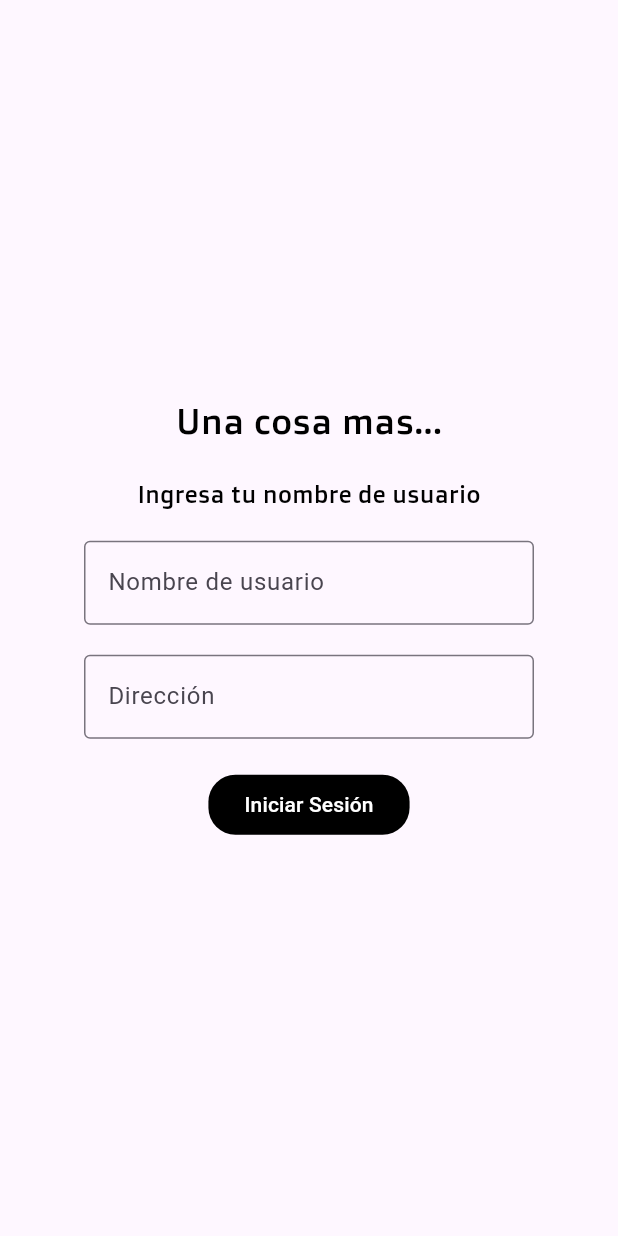
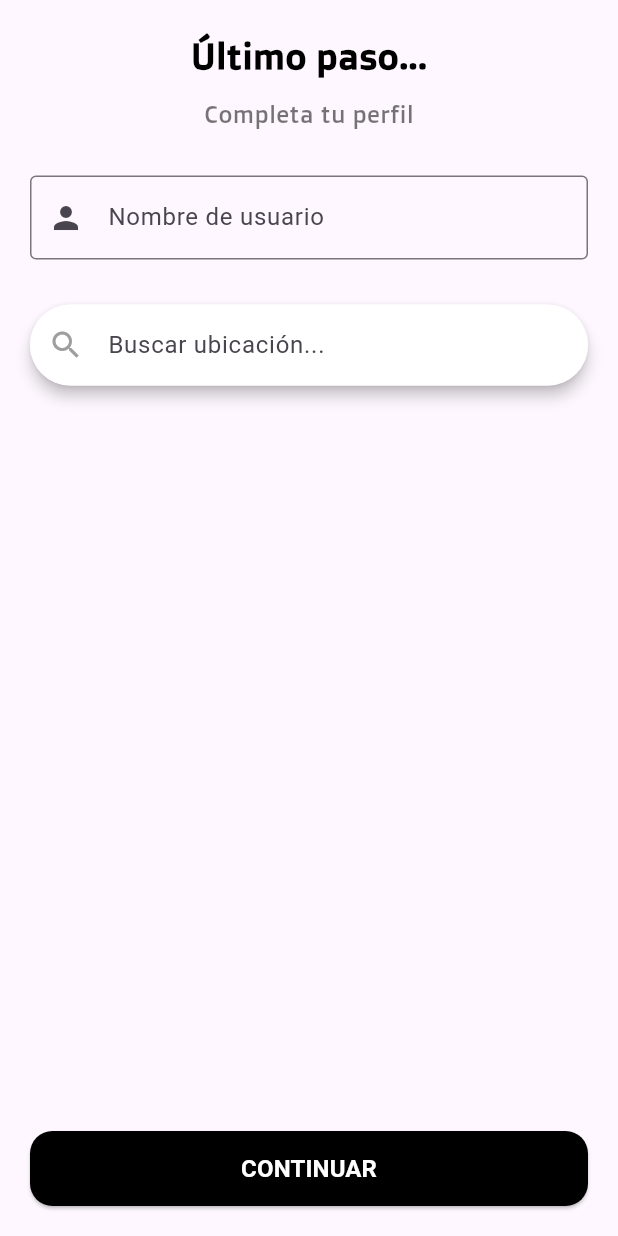
Before and after one commit to matifere/HackITBA, a Flutter app: the InicioSesion screen opened directly, on a phone screen of 412 x 824 dp. Run offline on Flutter 3.47's test engine with Material 3 defaults, Android fonts, the phone set to English and light mode, and no system bars; our stand-ins replace cloud_firestore, firebase_core, geocoding, geolocator, google_maps_flutter; accounts and stored records are empty.

Commit message:
inicio de sesion(direccion)

```diff
--- a/bio_match/lib/view/inicio_sesion.dart
+++ b/bio_match/lib/view/inicio_sesion.dart
@@ -1,117 +1,318 @@
+import 'dart:async';
+import 'dart:convert';
 import 'package:bio_match/classes/user.dart';
 import 'package:bio_match/view/pagina_principal.dart';
 import 'package:flutter/material.dart';
+import 'package:geocoding/geocoding.dart';
+import 'package:google_maps_flutter/google_maps_flutter.dart';
+import 'package:http/http.dart' as http;
+import 'package:uuid/uuid.dart';
 
-// ignore: must_be_immutable
 class InicioSesion extends StatefulWidget {
-  InicioSesion({super.key});
+  const InicioSesion({super.key});
 
   @override
   State<InicioSesion> createState() => _InicioSesionState();
 }
 
 class _InicioSesionState extends State<InicioSesion> {
+  final _formKey = GlobalKey<FormState>();
   late User user;
+  final TextEditingController _nameController = TextEditingController();
+  final TextEditingController _searchController = TextEditingController();
+  final Debouncer _debouncer = Debouncer(milliseconds: 500);
+  List<dynamic> _placePredictions = [];
+  bool _isLoading = false;
+  String _sessionToken = '';
+  final Uuid _uuid = Uuid();
+  LatLng? _selectedLocation;
 
-  //inicializa el usuario
+  static const String _apiKey = 'AIzaSyCmJaeIx_WlTXasB0MHULv6TGPYE5C4trY';
+
   @override
-  initState() {
+  void initState() {
     super.initState();
     user = User(" ", " ");
     user.setName(" ");
     user.setDir(" ");
+    _sessionToken = _uuid.v4();
+    _searchController.addListener(_onSearchChanged);
+  }
+
+  void _onSearchChanged() {
+    _debouncer.run(() {
+      if (_searchController.text.isNotEmpty) {
+        _getPlacePredictions(_searchController.text);
+      } else {
+        setState(() => _placePredictions = []);
+      }
+    });
+  }
+
+  Future<void> _getPlacePredictions(String input) async {
+    if (input.isEmpty) return;
+
+    setState(() => _isLoading = true);
+
+    try {
+      final response = await http.get(Uri.parse(
+        'https://maps.googleapis.com/maps/api/place/autocomplete/json?'
+        'input=$input&key=$_apiKey&sessiontoken=$_sessionToken'
+      ));
+
+      if (response.statusCode == 200) {
+        final data = jsonDecode(response.body);
+        setState(() {
+          _placePredictions = data['predictions'] ?? [];
+          _isLoading = false;
+        });
+      }
+    } catch (e) {
+      setState(() => _isLoading = false);
+      _showError('Error de búsqueda: ${e.toString()}');
+    }
+  }
+
+  Future<void> _selectPlace(String description) async {
+    try {
+      final locations = await locationFromAddress(description);
+      if (locations.isNotEmpty) {
+        final location = locations.first;
+        FocusScope.of(context).unfocus();
+        setState(() {
+          _searchController.text = description;
+          _placePredictions = [];
+          _sessionToken = _uuid.v4();
+          _selectedLocation = LatLng(location.latitude, location.longitude);
+          user.dir = _selectedLocation.toString();
+        });
+      }
+    } catch (e) {
+      _showError('Error al obtener coordenadas: ${e.toString()}');
+    }
+  }
+
+  Future<void> _submitForm() async {
+    if (_selectedLocation == null) {
+      _showError('Por favor selecciona una ubicación válida');
+      return;
+    }
+
+    setState(() => _isLoading = true);
+
+    try {
+      user.name = _nameController.text.trim();
+
+      await user.sendToFirestore();
+
+      if (!mounted) return;
+      Navigator.pushReplacement(
+        context,
+        MaterialPageRoute(
+          builder: (context) => CategorySelectionScreen(
+            username: user.name.toString(),
+          ),
+        ),
+      );
+    } catch (e) {
+      if (!mounted) return;
+      _showError('Error al guardar los datos: ${e.toString()}');
+    } finally {
+      if (mounted) setState(() => _isLoading = false);
+    }
+  }
+
+  void _showError(String message) {
+    ScaffoldMessenger.of(context).showSnackBar(
+      SnackBar(
+        content: Text(message),
+        backgroundColor: Colors.red,
+      )
+    );
+  }
+
+  @override
+  void dispose() {
+    _nameController.dispose();
+    _searchController.dispose();
+    _debouncer.dispose();
+    super.dispose();
   }
 
   @override
   Widget build(BuildContext context) {
     return Scaffold(
-      body: Center(
+      body: SafeArea(
         child: Column(
-          mainAxisAlignment: MainAxisAlignment.center,
-          spacing: 20,
           children: [
-            const Text(
-              'Una cosa mas...',
-              style: TextStyle(
-                fontSize: 24,
-                fontFamily: 'DoppioOne',
-                color: Color.fromARGB(255, 0, 0, 0),
-              ),
-            ),
-            const Text(
-              'Ingresa tu nombre de usuario',
-              style: TextStyle(
-                fontSize: 16,
-                fontFamily: 'DoppioOne',
-                color: Color.fromARGB(255, 0, 0, 0),
-              ),
-            ),
-            SizedBox(
-              width: 300,
-              child: TextField(
-                onChanged: (value) {
-                  user.name = value;
-                },
-                decoration: const InputDecoration(
-                  border: OutlineInputBorder(),
-                  hintText: 'Nombre de usuario',
-                ),
-              ),
-            ),
-            SizedBox(
-              width: 300,
-              child: TextField(
-                onChanged: (value) {
-                  user.dir = value;
-                },
-                decoration: const InputDecoration(
-                  border: OutlineInputBorder(),
-                  hintText: 'Dirección',
-                ),
-              ),
-            ),
-            FilledButton(
-              style: ButtonStyle(
-                backgroundColor: WidgetStateProperty.all<Color>(
-                  Color.fromARGB(255, 0, 0, 0),
-                ),
-                shape: WidgetStateProperty.all<RoundedRectangleBorder>(
-                  RoundedRectangleBorder(
-                    borderRadius: BorderRadius.circular(18.0),
-                  ),
-                ),
-              ),
-              onPressed: () {
-                if(user.name == "" || user.dir == "" || user.name == " " || user.dir == " ") {
-                  showDialog(
-                    context: context,
-                    builder: (context) => AlertDialog(
-                      title: const Text('Error'),
-                      content: const Text('Por favor, completa todos los campos.'),
-                      actions: [
-                        TextButton(
-                          onPressed: () {
-                            Navigator.of(context).pop();
-                          },
-                          child: const Text('Aceptar'),
-                        ),
-                      ],
-                    ),
-                  );
-                  return;
-                }
-                user.sendToFirestore();
-                Navigator.of(context).push(
-                  MaterialPageRoute(
-                    builder: (context) => CategorySelectionScreen(username: user.name  ?? "",),
-                  ),
-                );
-              },
-              child: const Text('Iniciar Sesión'),
-            ),
+            _buildHeader(),
+            _buildNameInput(),
+            _buildLocationSearch(),
+            _buildSubmitButton(),
           ],
         ),
       ),
     );
   }
+
+  Widget _buildHeader() {
+    return const Padding(
+      padding: EdgeInsets.all(20),
+      child: Column(
+        children: [
+          Text(
+            'Último paso...',
+            style: TextStyle(
+              fontSize: 24,
+              fontFamily: 'DoppioOne',
+              color: Colors.black,
+              fontWeight: FontWeight.bold,
+            ),
+          ),
+          SizedBox(height: 10),
+          Text(
+            'Completa tu perfil',
+            style: TextStyle(
+              fontSize: 16,
+              fontFamily: 'DoppioOne',
+              color: Colors.black54,
+            ),
+          ),
+        ],
+      ),
+    );
+  }
+
+  Widget _buildNameInput() {
+    return Padding(
+      padding: const EdgeInsets.symmetric(horizontal: 20, vertical: 10),
+      child: TextFormField(
+        controller: _nameController,
+        decoration: const InputDecoration(
+          border: OutlineInputBorder(),
+          labelText: 'Nombre de usuario',
+          hintText: 'Ej: usuario123',
+          prefixIcon: Icon(Icons.person),
+        ),
+        validator: (value) {
+          if (value == null || value.trim().isEmpty) {
+            return 'Por favor ingresa un nombre de usuario';
+          }
+          if (value.trim().length < 4) {
+            return 'Mínimo 4 caracteres';
+          }
+          return null;
+        },
+      ),
+    );
+  }
+
+  Widget _buildLocationSearch() {
+    return Expanded(
+      child: Column(
+        children: [
+          Padding(
+            padding: const EdgeInsets.all(20),
+            child: Material(
+              elevation: 4,
+              borderRadius: BorderRadius.circular(30),
+              child: TextField(
+                controller: _searchController,
+                decoration: InputDecoration(
+                  hintText: 'Buscar ubicación...',
+                  prefixIcon: const Icon(Icons.search, color: Colors.grey),
+                  filled: true,
+                  fillColor: Colors.white,
+                  border: OutlineInputBorder(
+                    borderRadius: BorderRadius.circular(30),
+                    borderSide: BorderSide.none,
+                  ),
+                  contentPadding: const EdgeInsets.symmetric(
+                    vertical: 15,
+                    horizontal: 20,
+                  ),
+                ),
+              ),
+            ),
+          ),
+          _buildSuggestionsList(),
+        ],
+      ),
+    );
+  }
+
+  Widget _buildSuggestionsList() {
+    if (_isLoading) {
+      return CircularProgressIndicator();
+    }
+
+    return Expanded(
+      child: ListView.builder(
+        padding: const EdgeInsets.symmetric(horizontal: 20),
+        itemCount: _placePredictions.length,
+        itemBuilder: (context, index) {
+          final place = _placePredictions[index];
+          return Card(
+            margin: const EdgeInsets.only(bottom: 8),
+            shape: RoundedRectangleBorder(
+              borderRadius: BorderRadius.circular(15),
+            ),
+            child: ListTile(
+              leading: const Icon(Icons.location_on, color: Colors.blue),
+              title: Text(place['description']),
+              onTap: () => _selectPlace(place['description']),
+            ),
+          );
+        },
+      ),
+    );
+  }
+
+  Widget _buildSubmitButton() {
+  return Padding(
+    padding: const EdgeInsets.all(20),
+    child: SizedBox(
+      width: double.infinity,
+      height: 50,
+      child: ElevatedButton(
+        style: ElevatedButton.styleFrom(
+          backgroundColor: Colors.black,
+          foregroundColor: Colors.white,
+          shape: RoundedRectangleBorder(
+            borderRadius: BorderRadius.circular(15),
+          ),
+        ),
+        onPressed: _isLoading ? null : _submitForm,
+        child: _isLoading
+            ? CircularProgressIndicator(
+              color: Colors.white,
+              strokeWidth: 2,
+            )
+            : const Text(
+                'CONTINUAR',
+                style: TextStyle(
+                  fontSize: 16,
+                  fontWeight: FontWeight.bold,
+                ),
+              ),
+      ),
+    ),
+  );
 }
+}
+
+class Debouncer {
+  final int milliseconds;
+  Timer? _timer;
+
+  Debouncer({required this.milliseconds});
+
+  void run(VoidCallback action) {
+    _timer?.cancel();
+    _timer = Timer(Duration(milliseconds: milliseconds), action);
+  }
+
+  void dispose() {
+    _timer?.cancel();
+  }
+}
```
